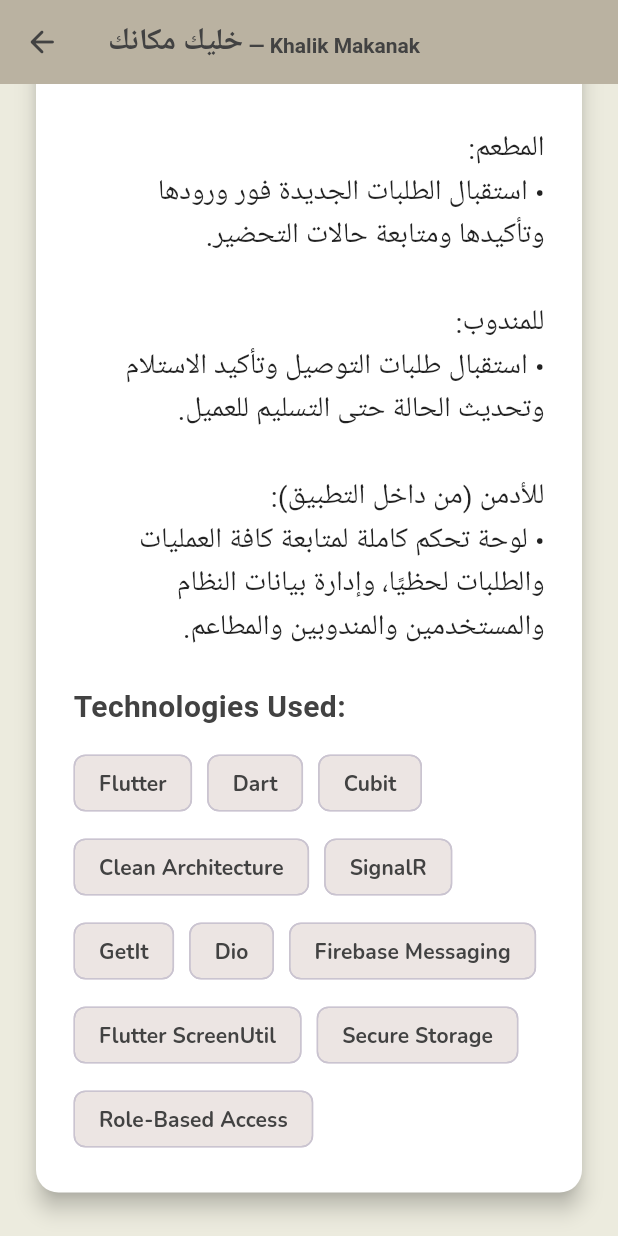
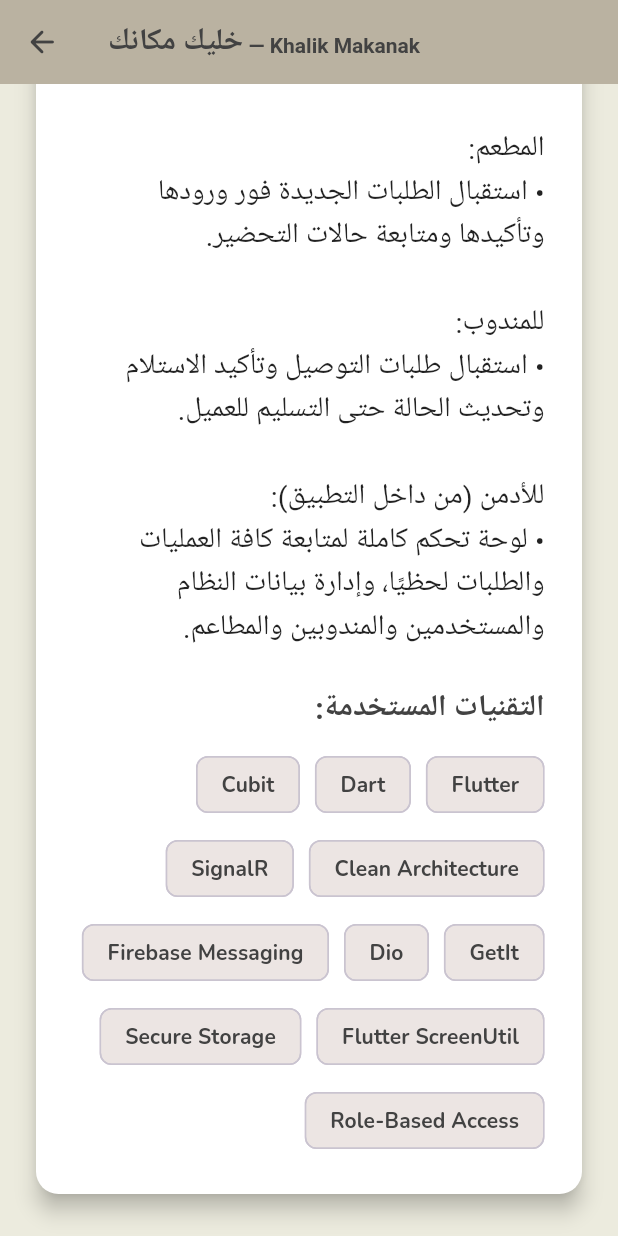
Before and after one commit to moaz-abdeltawab92/my_portfolio, a Flutter app: the ProjectDetailsPage screen opened directly with sample values from the repository, scrolled down 940 dp, on a phone screen of 412 x 824 dp. Run offline on Flutter 3.47's test engine with Material 3 defaults, Android fonts, the phone set to English and light mode, and no system bars; our stand-ins replace animate_do, animated_text_kit, flutter_staggered_animations, google_fonts, smooth_page_indicator, visibility_detector; network calls fail; Roboto replaces fonts that are missing (Cairo, Zain).

Commit message:
Add gradution project

```diff
--- a/lib/View/screens/project_details_page.dart
+++ b/lib/View/screens/project_details_page.dart
@@ -254,6 +254,20 @@
                         alignment: WrapAlignment.center,
                         crossAxisAlignment: WrapCrossAlignment.center,
                         children: [
+                          if (widget.project.isGraduationProject)
+                            Chip(
+                              label: Text(
+                                'مشروع تخرج',
+                                style: GoogleFonts.cairo(
+                                  color: Colors.white,
+                                  fontWeight: FontWeight.bold,
+                                  fontSize: 14,
+                                ),
+                              ),
+                              backgroundColor: const Color(0xFFD97706),
+                              padding: const EdgeInsets.symmetric(
+                                  horizontal: 12, vertical: 8),
+                            ),
                           if (widget.project.isPrivate)
                             Chip(
                               label: Text(
@@ -369,51 +383,73 @@
                             borderRadius: BorderRadius.circular(15),
                           ),
                           color: cardColor,
+                          child: Builder(
+                            builder: (context) {
+                              final isArabic = _isArabic(
+                                  widget.project.detailedDescription ?? '');
+                              return Directionality(
+                                textDirection: isArabic
+                                    ? TextDirection.rtl
+                                    : TextDirection.ltr,
                                 child: Padding(
                                   padding: const EdgeInsets.all(25),
                                   child: Column(
-                              crossAxisAlignment: CrossAxisAlignment.start,
+                                    crossAxisAlignment:
+                                        CrossAxisAlignment.start,
                                     children: [
                                       ProjectNameTitle(
-                                  projectName: widget.project.projectName,
+                                        projectName:
+                                            widget.project.projectName,
                                         tagline: widget.project.tagline,
-                                  fontFamily: 'Zain',
-                                  nameFontSize:
-                                      Responsive.isMobile(context) ? 26 : 38,
-                                  taglineFontSize:
-                                      Responsive.isMobile(context) ? 18 : 24,
+                                        fontFamily: isArabic ? 'Zain' : null,
+                                        nameFontSize: Responsive.isMobile(
+                                                context)
+                                            ? 26
+                                            : 38,
+                                        taglineFontSize: Responsive.isMobile(
+                                                context)
+                                            ? 18
+                                            : 24,
                                         nameColor: textColor,
                                         textAlign: TextAlign.start,
                                       ),
                                       const SizedBox(height: 15),
-                                Text(
+                                      SizedBox(
+                                        width: double.infinity,
+                                        child: Text(
                                           _getCleanDescription(
-                                      widget.project.detailedDescription,
+                                              widget
+                                                  .project.detailedDescription,
                                               widget.project.projectName),
                                           style: TextStyle(
-                                    fontFamily: 'Zain',
+                                            fontFamily:
+                                                isArabic ? 'Zain' : null,
                                             fontSize:
-                                        Responsive.isMobile(context) ? 19 : 19,
+                                                Responsive.isMobile(context)
+                                                    ? 19
+                                                    : 19,
                                             color: Colors.black87,
                                             height: 1.5,
                                           ),
-                                  textDirection: _isArabic(
-                                          widget.project.detailedDescription ??
-                                              '')
-                                      ? TextDirection.rtl
-                                      : TextDirection.ltr,
+                                          textAlign: TextAlign.start,
+                                        ),
                                       ),
                                       const SizedBox(height: 25),
                                       if (widget.project.skills != null &&
                                           widget.project.skills!.isNotEmpty)
                                         Column(
-                                    crossAxisAlignment: CrossAxisAlignment.start,
+                                          crossAxisAlignment:
+                                              CrossAxisAlignment.start,
                                           children: [
                                             Text(
-                                        "Technologies Used:",
+                                              isArabic
+                                                  ? "التقنيات المستخدمة:"
+                                                  : "Technologies Used:",
                                               style: TextStyle(
-                                          fontFamily: 'Zain',
-                                          fontSize: Responsive.isMobile(context)
+                                                fontFamily:
+                                                    isArabic ? 'Zain' : null,
+                                                fontSize: Responsive.isMobile(
+                                                        context)
                                                     ? 20
                                                     : 24,
                                                 fontWeight: FontWeight.bold,
@@ -427,12 +463,17 @@
                                               children: widget.project.skills!
                                                   .map((skill) => Chip(
                                                         label: Text(skill),
-                                                  backgroundColor: secondaryColor
-                                                      .withOpacity(0.3),
-                                                  labelStyle: GoogleFonts.nunito(
-                                                      color: textColor,
+                                                        backgroundColor:
+                                                            secondaryColor
+                                                                .withOpacity(
+                                                                    0.3),
+                                                        labelStyle: GoogleFonts
+                                                            .nunito(
+                                                                color:
+                                                                    textColor,
                                                                 fontWeight:
-                                                          FontWeight.w700),
+                                                                    FontWeight
+                                                                        .w700),
                                                       ))
                                                   .toList(),
                                             ),
@@ -440,6 +481,9 @@
                                         ),
                                     ],
                                   ),
+                                ),
+                              );
+                            },
                           ),
                         ),
                       ),
--- a/pubspec.yaml
+++ b/pubspec.yaml
@@ -62,6 +62,7 @@
     - asset/takka/
     - asset/routiner/
     - asset/doctor/
+    - asset/athr/
     - asset/pos/
     - asset/tazkira/
     - asset/halak/
```
Also changed, not shown: lib/View/components/recent_project.dart (+67 -15 lines), lib/models/project_model.dart (+72 -24 lines), asset/athr/app.png (added), asset/athr/appp.png (added), asset/athr/athr_logo.png (added), asset/athr/dash.png (added), asset/athr/dashh.png (added), 2 other files. Lines whose indentation alone changed are shown as unchanged.
